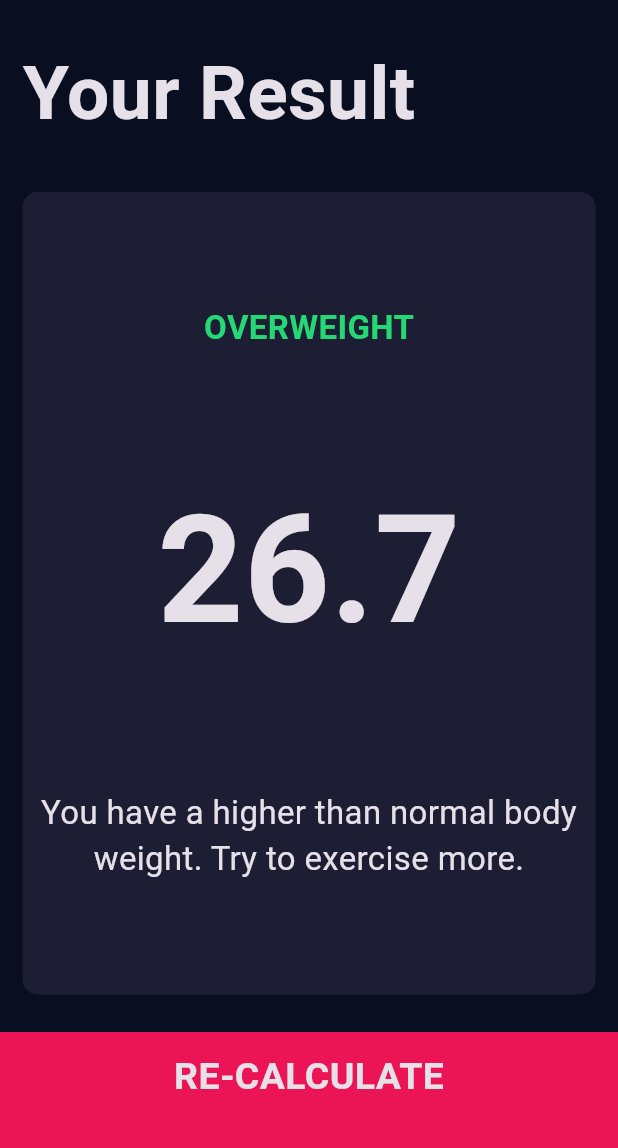
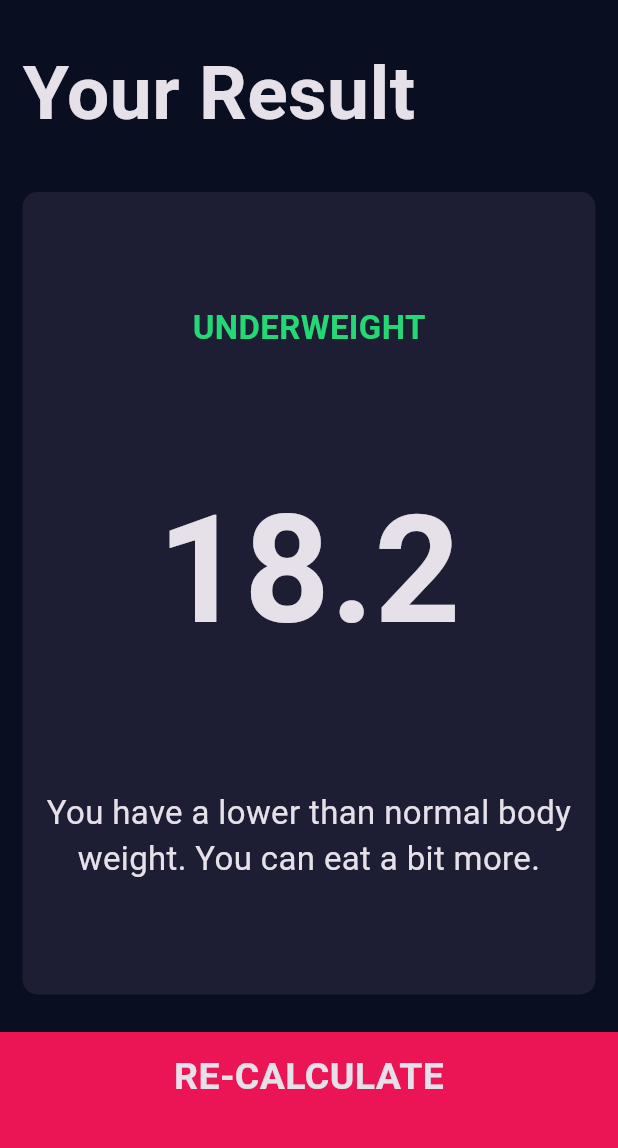
Before and after one commit to pawelmajchrzak/bmi_calculator_flutter, a Flutter app: the screen it shows after launch, after a tap on "CALCULATE", on a phone screen of 412 x 824 dp, the part 84-1232 px from its top. Run offline on Flutter 3.47's test engine with Material 3 defaults, Android fonts, the phone set to English and light mode, and no system bars; our stand-ins replace font_awesome_flutter.

Commit message:
finish app

```diff
--- /dev/null
+++ b/lib/calculator_bmi.dart
@@ -0,0 +1,36 @@
+import 'dart:math';
+
+class CalculatorBrain {
+
+  CalculatorBrain(this.height, this.weight);
+
+  final int height;
+  final int weight;
+
+  double _bmi = 0;
+
+  String calculateBMI() {
+    _bmi = weight / pow(height / 100, 2);
+    return _bmi.toStringAsFixed(1);
+  }
+
+  String getResult() {
+    if (_bmi >= 25) {
+      return 'Overweight';
+    } else if (_bmi > 18.5) {
+      return 'Normal';
+    } else {
+      return 'Underweight';
+    }
+  }
+
+  String getInterpretation() {
+    if (_bmi >= 25) {
+      return 'You have a higher than normal body weight. Try to exercise more.';
+    } else if (_bmi > 18.5) {
+      return 'You have a normal body weight. Good job!';
+    } else {
+      return 'You have a lower than normal body weight. You can eat a bit more.';
+    }
+  }
+}
--- a/lib/screens/input_page.dart
+++ b/lib/screens/input_page.dart
@@ -5,6 +5,7 @@ import '../components/reusable_card.dart';
 import '../components/icon_content.dart';
 import '../constants.dart';
 import '../components/bottom_button.dart';
+import 'package:bmi_calculotor/calculator_bmi.dart';
 
 enum Gender {
   male,
@@ -215,10 +216,16 @@ class _InputPageState extends State<InputPage> {
           ),
           BottomButton(
             () {
+              CalculatorBrain calc = CalculatorBrain(height, weight);
+
               Navigator.push(
                 context,
                 MaterialPageRoute(builder: (context) {
-                  return ResultsPage();
+                  return ResultsPage(
+                    calc.getInterpretation(),
+                    calc.calculateBMI(),
+                    calc.getResult(),
+                  );
                 },),
               );
             },
--- a/lib/screens/results_page.dart
+++ b/lib/screens/results_page.dart
@@ -4,9 +4,13 @@ import '../components/bottom_button.dart';
 import '../components/reusable_card.dart';
 
 class ResultsPage extends StatelessWidget {
-  double bmi = 26.7;
-  String comment =
-      'You have a higher than normal body weight. Try to exercise more.';
+
+  ResultsPage(this.interpretation,this.bmiResult,this.resultText);
+
+  final String bmiResult;
+  final String resultText;
+  final String interpretation;
+
 
   @override
   Widget build(BuildContext context) {
@@ -37,15 +41,15 @@ class ResultsPage extends StatelessWidget {
                 crossAxisAlignment: CrossAxisAlignment.center,
                 children: [
                   Text(
-                    'OVERWEIGHT',
+                    resultText.toUpperCase(),
                     style: kResultTextSyle,
                   ),
                   Text(
-                    bmi.toString(),
+                    bmiResult,
                     style: kBMITextSyle,
                   ),
                   Text(
-                    comment,
+                    interpretation,
                     style: kCommentTextSyle,
                     textAlign: TextAlign.center,
                   )
```
